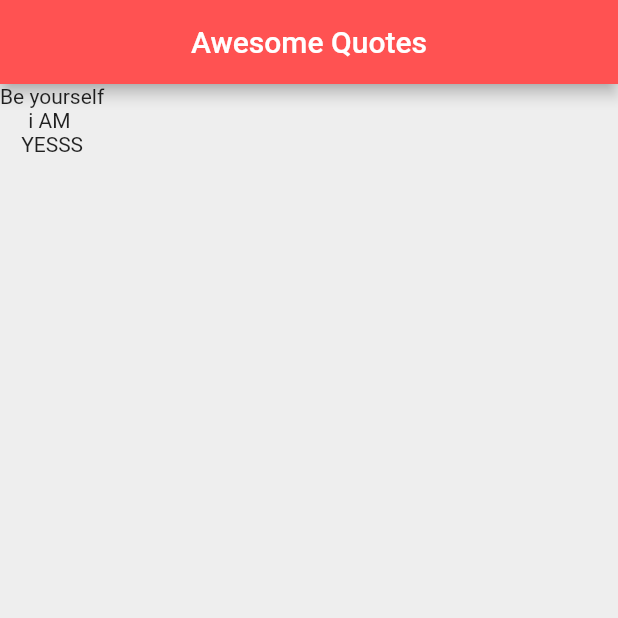
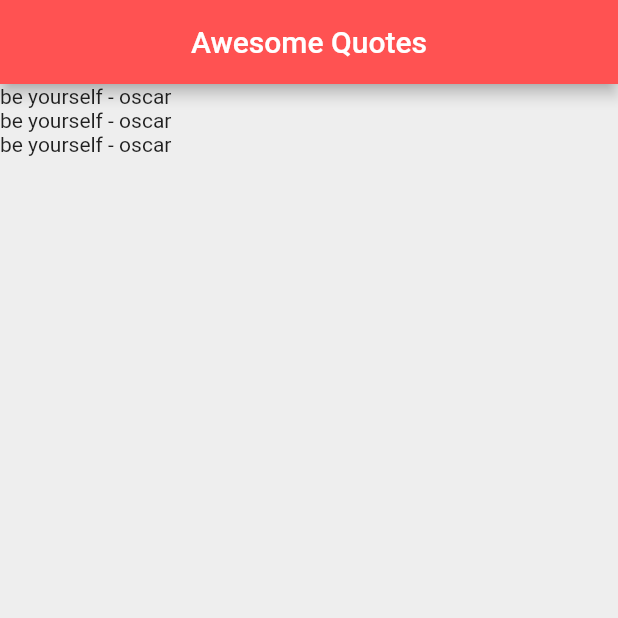
Before and after one commit to shamaahlawat/flutter-first-app, a Flutter app: the screen it shows after launch, on a phone screen of 412 x 824 dp, the top half of it. Run offline on Flutter 3.47's test engine with Material 2 defaults, Android fonts, the phone set to English and light mode, and no system bars.

```diff
--- a/helloFlutter/lib/main.dart
+++ b/helloFlutter/lib/main.dart
@@ -1,4 +1,5 @@
 import 'package:flutter/material.dart';
+import 'quote.dart';
 
 void main() => runApp(MaterialApp(
   home: QuoteList(),
@@ -11,11 +12,19 @@ class QuoteList extends StatefulWidget {
 
 class _QuoteListState extends State<QuoteList> {
 
-  List<String> quotes = [
-    'Be yourself',
-    'i AM ',
-    'YESSS'
+  // List<String> quotes = [
+  //   'Be yourself',
+  //   'i AM ',
+  //   'YESSS'
+  // ];
+
+  //now using from other class
+  List<Quote> quotes = [
+      Quote(author: 'oscar',text: 'be yourself'),
+     Quote(author: 'oscar',text: 'be yourself'),
+      Quote(author: 'oscar',text: 'be yourself')
   ];
+
   @override
   Widget build(BuildContext context) {
     return Scaffold(
@@ -25,7 +34,7 @@ class _QuoteListState extends State<QuoteList> {
         centerTitle:true,
         backgroundColor: Colors.redAccent,),
       body:Column(children: quotes.map((quote) {
-          return Text(quote);
+          return Text('${quote.text} - ${quote.author}');
       }).toList(),) //chidren property expect list always
     );
   }
--- /dev/null
+++ b/helloFlutter/lib/quote.dart
@@ -0,0 +1,17 @@
+
+//creating custom class to creat edifferent objects
+class Quote { // inside we need two properties , for text and author , its like a blueprint for object
+    String text;
+    String author;
+
+    //need constructor also name same as claSS
+    // Quote(String text , String author){
+    //   this.text = text;
+    //   this.author = author ;
+    // }
+
+    //for named paramerers
+    Quote({this.text , this.author});
+}
+
+// Quote myquote = Quote(text:'this is the quote text',author:'oscar wilder'); // named parameter
```
